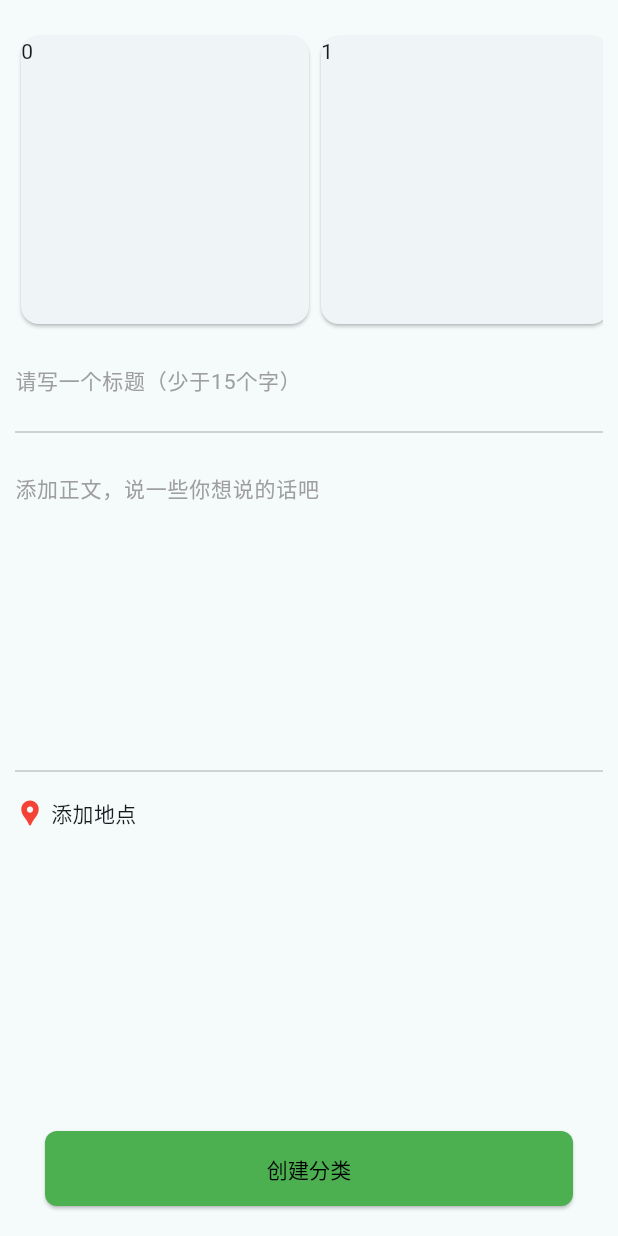
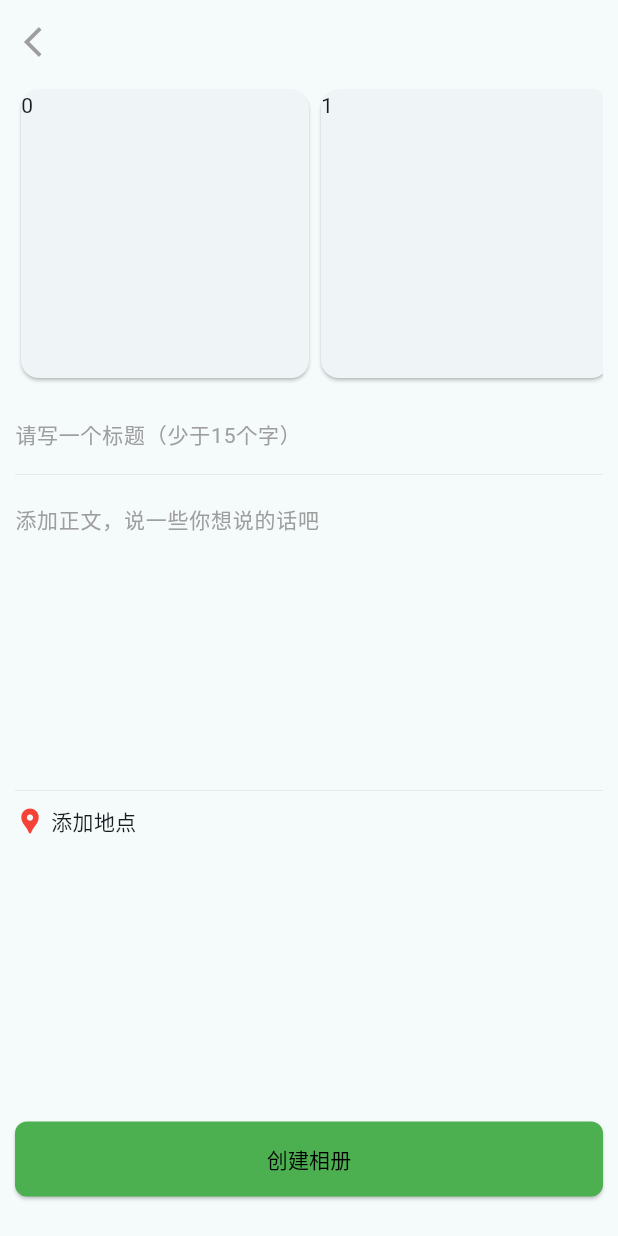
Before and after one commit to Xiazki/flutter-learn, a Flutter app: the ClassifyAddPage screen opened directly, on a phone screen of 412 x 824 dp. Run offline on Flutter 3.47's test engine with Material 3 defaults, Android fonts, the phone set to English and light mode, and no system bars; our stand-ins replace carousel_slider, file_picker, image_picker, permission_handler; missing offline and left inert: external_path, interactiveviewer_gallery.

Commit message:
commit code

```diff
--- a/lib/add/classify_add_page.dart
+++ b/lib/add/classify_add_page.dart
@@ -11,55 +11,86 @@ class ClassifyAddPage extends StatefulWidget {
 }
 
 class ClassifyAddState extends State<ClassifyAddPage> {
+  double areaFactor = 0.8;
+  double buttonFactor = 0.1;
+
   List<Entity>? _selectedEntities;
 
   @override
   Widget build(BuildContext context) {
+    final screenHeight = MediaQuery.of(context).size.height;
+
     return Scaffold(
-      // appBar: AppBar(),
+      appBar: AppBar(
+        leading: IconButton(
+          icon: const Icon(
+            Icons.arrow_back_ios,
+            color: Colors.grey,
+          ),
+          onPressed: () {
+            // 当点击返回按钮时触发的动作
+            // 导航回到上一个页面
+            Navigator.pop(context);
+          },
+        ),
+      ),
       body: Padding(
-        padding: const EdgeInsets.fromLTRB(10.0, 20.0, 10.0, 0.0),
-        child: Stack(
-          children: [
-            Column(
+          padding: const EdgeInsets.fromLTRB(10.0, 0.0, 10.0, 0.0),
+          child: Column(
             mainAxisAlignment: MainAxisAlignment.start, // 确保主轴对齐方式正确
             crossAxisAlignment: CrossAxisAlignment.start,
+            children: [
+              SizedBox(
+                height: screenHeight * areaFactor,
+                child: Column(
                   children: [
                     _buildSelectedItem(),
                     Padding(
                       padding: const EdgeInsets.fromLTRB(0.0, 10.0, 0.0, 0.0),
                       child: _buildTitleItem(),
                     ),
-                const Divider(),
+                    const Divider(
+                      height: 1,
+                      thickness: 0.2,
+                    ),
                     Padding(
                       padding: const EdgeInsets.fromLTRB(0.0, 10.0, 0.0, 0.0),
                       child: _buildContentItem(),
                     ),
-                const Divider(),
+                    const Divider(
+                      height: 0.1,
+                      thickness: 0.2,
+                    ),
                     Padding(
                       padding: const EdgeInsets.fromLTRB(0.0, 10.0, 0.0, 0.0),
                       child: _buildLocationItem(),
-                ),
+                    )
                   ],
                 ),
-            Positioned(
-                bottom: 20,
-                left: 20,
-                right: 20,
-                child: Center(
+              ),
+              SizedBox(
+                height: screenHeight * buttonFactor,
+                child: _buildCreate(),
+              )
+            ],
+          )),
+    );
+  }
+
+  Widget _buildCreate() {
+    return Align(
+        alignment: Alignment.bottomCenter,
+        child: Padding(
+            padding: const EdgeInsets.fromLTRB(0.0, 0.0, 0.0, 0.0),
             child: ElevatedButton(
                 style: ElevatedButton.styleFrom(
-                            minimumSize: const Size(500, 50),
+                    minimumSize: const Size(400, 50),
                     backgroundColor: Colors.green,
                     foregroundColor: Colors.black,
                     shape: RoundedRectangleBorder(
                         borderRadius: BorderRadius.circular(8.0))),
                 onPressed: () {},
-                        child: const Text("创建分类"))))
-          ],
-        ),
-      ),
-    );
+                child: const Text("创建相册"))));
   }
 
   Widget _buildLocationItem() {
@@ -71,7 +102,11 @@ class ClassifyAddState extends State<ClassifyAddPage> {
             mainAxisSize: MainAxisSize.min,
             mainAxisAlignment: MainAxisAlignment.start, // 左对齐
             children: [
-              Icon(Icons.location_pin,color: Colors.red,size: 20,),
+              Icon(
+                Icons.location_pin,
+                color: Colors.red,
+                size: 20,
+              ),
               SizedBox(width: 4.0),
               Text('添加地点'),
             ],
@@ -107,6 +142,17 @@ class ClassifyAddState extends State<ClassifyAddPage> {
   }
 
   Widget _buildSelectedItem() {
+  //  Widget addItem = GestureDetector(
+  //     onTap: () {
+  //       //todo
+  //     },
+  //     child: const Card(
+  //         margin: EdgeInsets.all(2.0),
+  //         child: Icon(
+  //           Icons.add,
+  //           color: Colors.grey,
+  //         )),
+  //   );
     return SingleChildScrollView(
       scrollDirection: Axis.horizontal,
       child: Row(
--- a/lib/card.dart
+++ b/lib/card.dart
@@ -67,7 +67,7 @@ class _CardState extends State<CardItem> {
                           children: [
                             Padding(
                                 padding: const EdgeInsets.fromLTRB(
-                                    10.0, 10.0, 10.0, 0.0),
+                                    10.0, 10.0, 10.0, 2.0),
                                 child: Text(widget.classifyValue.title ?? "",
                                     style: const TextStyle(
                                         fontWeight: FontWeight.bold,
@@ -114,7 +114,7 @@ class _CardState extends State<CardItem> {
                           ],
                         ),
                         // 创建一个默认样式的分割线
-                        const Divider(),
+                        const Divider(height: 1,thickness: 1,),
                         //正文
                         Row(
                           children: [
--- a/lib/classify_page.dart
+++ b/lib/classify_page.dart
@@ -25,11 +25,11 @@ class ClassifyPage extends StatefulWidget {
 }
 
 class _MyHomePageState extends State<ClassifyPage> {
-  final String title = "分类";
+  final String title = "相册集";
 
   late List<ClassifyValue> values;
   int _counter = 0;
-  String _atitle = "分类";
+  String _atitle = "相册集";
 
   @override
   void initState() {
@@ -63,11 +63,11 @@ class _MyHomePageState extends State<ClassifyPage> {
       floatingActionButton: FloatingActionButton(
           elevation: 10,
           onPressed: _incrementCounter,
-          tooltip: 'Increment',
+          tooltip: '创建相册',
           shape: const CircleBorder(),
           backgroundColor: Theme.of(context).colorScheme.onPrimary,
           child: const Icon(
-            Icons.add,
+            Icons.add_to_photos_rounded,
             color: Colors.green,
           )), // This trailing comma makes auto-formatting nicer for build methods.
     );
```
Also changed, not shown: lib/add/travel_node_add.dart (added, +164 -0 lines), lib/detail.dart (+17 -0 lines), lib/main.dart (+2 -8 lines), lib/node_card.dart (+2 -50 lines), lib/unit/grid_media.dart (added, +64 -0 lines), lib/util/default.dart (added, +12 -0 lines). Lines whose indentation alone changed are shown as unchanged.
